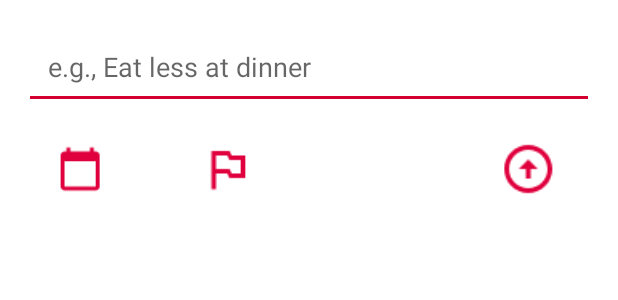
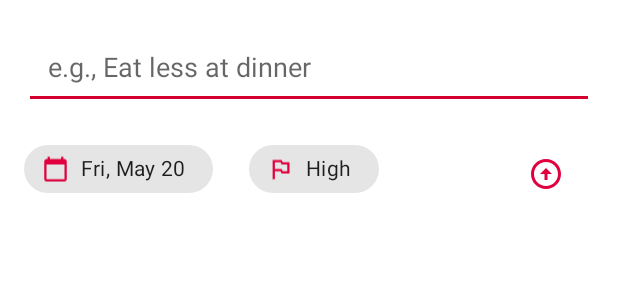
Before and after one commit to Rafae11o/Todoister, an Android app: the layout bottom_sheet.xml on its own in the app's theme, with its tools: preview values and no code run, on a phone screen of 412 x 824 dp. Shown: the top 300 px of the screen. Run offline under Robolectric (Android 15) with nearby library versions, the phone set to English and light mode, and no system bars.

Commit message:
Created bottom fragment window for creation and editing tasks

```diff
--- a/app/src/main/res/layout/bottom_sheet.xml
+++ b/app/src/main/res/layout/bottom_sheet.xml
@@ -1,6 +1,7 @@
 <?xml version="1.0" encoding="utf-8"?>
 <androidx.constraintlayout.widget.ConstraintLayout xmlns:android="http://schemas.android.com/apk/res/android"
     xmlns:app="http://schemas.android.com/apk/res-auto"
+    xmlns:tools="http://schemas.android.com/tools"
     android:id="@+id/bottomSheet"
     style="@style/Animation.Design.BottomSheetDialog"
     android:layout_width="match_parent"
@@ -10,10 +11,21 @@
     app:behavior_peekHeight="@dimen/dimen_32"
     app:layout_behavior="com.google.android.material.bottomsheet.BottomSheetBehavior">
 
+    <ScrollView
+        android:layout_width="match_parent"
+        android:layout_height="wrap_content"
+        tools:ignore="MissingConstraints">
+
+        <LinearLayout
+            android:layout_width="match_parent"
+            android:layout_height="wrap_content"
+            android:orientation="vertical"
+            tools:ignore="MissingConstraints">
+
 
             <EditText
                 android:id="@+id/enter_todo_et"
-        android:layout_width="0dp"
+                android:layout_width="match_parent"
                 android:layout_height="wrap_content"
                 android:layout_margin="@dimen/dimen_16"
                 android:hint="@string/enter_todo_hint"
@@ -23,112 +35,63 @@
                 app:layout_constraintStart_toStartOf="parent"
                 app:layout_constraintTop_toTopOf="parent" />
 
-    <ImageButton
+            <RelativeLayout
+                android:layout_width="match_parent"
+                android:layout_height="wrap_content">
+
+                <com.google.android.material.chip.Chip
+                    android:id="@+id/today_calendar_button"
+                    android:layout_width="wrap_content"
+                    android:layout_height="wrap_content"
+                    android:layout_marginStart="16dp"
+                    android:contentDescription="@string/image_description"
+                    android:layout_alignParentTop="true"
+                    android:layout_alignParentStart="true"
+                    android:textAllCaps="false"
+                    android:text="@string/fri_may_20"
+                    app:chipStartPadding="12dp"
+                    app:chipEndPadding="12dp"
+                    app:chipIcon="@drawable/ic_baseline_calendar_today_24"
+                    app:chipIconSize="18dp"
+                    app:layout_constraintStart_toStartOf="parent"
+                    />
+
+                <com.google.android.material.chip.Chip
                     android:id="@+id/priority_todo_button"
-        android:layout_width="74dp"
-        android:layout_height="48dp"
+                    android:layout_width="wrap_content"
+                    android:layout_height="wrap_content"
                     android:layout_marginStart="24dp"
-        android:layout_marginTop="16dp"
-        android:scaleX="1.5"
-        android:scaleY="1.5"
+                    android:layout_toEndOf="@+id/today_calendar_button"
                     android:background="@android:color/transparent"
-        app:layout_constraintStart_toEndOf="@+id/today_calendar_button"
-        app:layout_constraintTop_toBottomOf="@+id/enter_todo_et"
-        app:srcCompat="@drawable/ic_baseline_outlined_flag_24"
-        android:contentDescription="@string/image_description" />
+                    android:text="@string/high"
+                    android:layout_alignParentTop="true"
+                    app:chipStartPadding="12dp"
+                    app:chipEndPadding="12dp"
+                    app:chipIcon="@drawable/ic_baseline_outlined_flag_24"
+                    app:chipIconSize="18dp"
+                    android:contentDescription="@string/image_description"
+                    tools:ignore="RelativeOverlap" />
 
                 <ImageButton
                     android:id="@+id/save_todo_button"
-        android:layout_width="74dp"
-        android:layout_height="48dp"
-        android:layout_marginTop="16dp"
+                    android:layout_width="64dp"
+                    android:layout_height="46dp"
+                    android:layout_marginTop="4dp"
+                    android:layout_marginEnd="16dp"
                     android:background="@android:color/transparent"
-        android:scaleX="1.6"
-        android:scaleY="1.6"
-        android:contentDescription="TODO"
                     app:layout_constraintEnd_toEndOf="parent"
-        app:layout_constraintHorizontal_bias="0.843"
                     app:layout_constraintStart_toEndOf="@+id/priority_todo_button"
-        app:layout_constraintTop_toBottomOf="@+id/enter_todo_et"
-        app:srcCompat="@drawable/ic_baseline_arrow_circle_up_24" />
+                    app:srcCompat="@drawable/ic_baseline_arrow_circle_up_24"
+                    android:layout_alignParentTop="true"
+                    android:layout_alignParentEnd="true"/>
 
-    <ImageButton
-        android:id="@+id/today_calendar_button"
-        android:layout_width="74dp"
-        android:layout_height="48dp"
-        android:layout_marginStart="16dp"
-        android:contentDescription="@string/image_description"
-        android:layout_marginTop="16dp"
-        android:scaleX="1.3"
-        android:scaleY="1.3"
-        android:background="@android:color/transparent"
-        app:layout_constraintStart_toStartOf="parent"
-        app:layout_constraintTop_toBottomOf="@+id/enter_todo_et"
-        app:srcCompat="@drawable/ic_baseline_calendar_today_24" />
 
-    <com.google.android.material.chip.Chip
-        android:id="@+id/tomorrow_chip"
-        android:layout_width="269dp"
-        android:layout_height="41dp"
-        android:text="@string/tomorrow"
-        app:chipIcon="@drawable/ic_baseline_wb_sunny_24"
-        app:layout_constraintEnd_toEndOf="@+id/next_week_chip"
-        app:layout_constraintHorizontal_bias="1.0"
-        app:layout_constraintStart_toStartOf="@+id/next_week_chip"
-        app:layout_constraintTop_toBottomOf="@+id/today_chip" />
-
-    <com.google.android.material.chip.Chip
-        android:id="@+id/next_week_chip"
-        android:layout_width="272dp"
-        android:layout_height="41dp"
-        android:background="@android:color/transparent"
-        android:text="@string/next_week"
-        app:chipIcon="@drawable/ic_baseline_next_week_24"
-        app:layout_constraintEnd_toEndOf="parent"
-        app:layout_constraintStart_toStartOf="parent"
-        app:layout_constraintTop_toBottomOf="@+id/tomorrow_chip" />
-
-    <com.google.android.material.chip.Chip
-        android:id="@+id/today_chip"
-        android:layout_width="267dp"
-        android:layout_height="41dp"
-        android:layout_marginTop="2dp"
-        android:text="@string/today"
-        app:chipIcon="@drawable/ic_baseline_today_24"
-        app:layout_constraintEnd_toEndOf="@+id/tomorrow_chip"
-        app:layout_constraintStart_toStartOf="@+id/tomorrow_chip"
-        app:layout_constraintTop_toBottomOf="@+id/textView" />
-
-    <TextView
-        android:id="@+id/textView"
-        android:layout_width="244dp"
-        android:layout_height="33dp"
-        android:layout_marginTop="48dp"
-        android:gravity="center_horizontal"
-        android:text="@string/due_date_text"
-        android:textSize="18sp"
-        android:textStyle="bold"
-        app:layout_constraintEnd_toEndOf="parent"
-        app:layout_constraintHorizontal_bias="0.497"
-        app:layout_constraintStart_toStartOf="parent"
-        app:layout_constraintTop_toBottomOf="@+id/priority_todo_button" />
-
-    <CalendarView
-        android:id="@+id/calendar_view"
-        android:layout_width="318dp"
-        android:layout_height="296dp"
-        app:layout_constraintBottom_toBottomOf="parent"
-        app:layout_constraintEnd_toEndOf="parent"
-        app:layout_constraintHorizontal_bias="0.494"
-        app:layout_constraintStart_toStartOf="parent"
-        app:layout_constraintTop_toBottomOf="@+id/next_week_chip"
-        app:layout_constraintVertical_bias="0.16000003" />
+            </RelativeLayout>
 
             <RadioGroup
                 android:id="@+id/radioGroup_priority"
-        android:layout_width="0dp"
-        android:layout_height="51dp"
-        android:layout_marginTop="8dp"
+                android:layout_width="match_parent"
+                android:layout_height="55dp"
                 android:orientation="horizontal"
                 android:padding="@dimen/dimen_10"
                 android:visibility="gone"
@@ -161,14 +124,82 @@
                     android:text="@string/radio_low" />
             </RadioGroup>
 
-    <androidx.constraintlayout.widget.Group
-        android:id="@+id/calendar_group"
-        android:layout_width="280dp"
-        android:layout_height="0dp"
+            <LinearLayout
+                android:layout_width="match_parent"
+                android:layout_height="wrap_content"
+                android:gravity="center"
+                android:orientation="vertical"
                 android:visibility="gone"
-        app:constraint_referenced_ids="calendar_view,next_week_chip,tomorrow_chip,today_chip,textView"
+                android:id="@+id/calendar_group">
+
+                <TextView
+                    android:id="@+id/textView"
+                    android:layout_width="wrap_content"
+                    android:layout_height="wrap_content"
+                    android:gravity="center_horizontal"
+                    android:text="@string/due_date_text"
+                    android:textSize="18sp"
+                    android:textStyle="bold"
                     app:layout_constraintEnd_toEndOf="parent"
-        app:layout_constraintStart_toStartOf="parent" />
+                    app:layout_constraintHorizontal_bias="0.497"
+                    app:layout_constraintStart_toStartOf="parent"
+                    app:layout_constraintTop_toBottomOf="@+id/priority_todo_button"
+                    tools:ignore="NotSibling" />
+
+                <com.google.android.material.chip.Chip
+                    android:id="@+id/today_chip"
+                    android:layout_width="270dp"
+                    android:layout_height="wrap_content"
+                    android:layout_marginTop="2dp"
+                    android:text="@string/today"
+                    app:chipEndPadding="12dp"
+                    app:chipIcon="@drawable/ic_baseline_today_24"
+                    app:chipIconSize="18dp"
+                    app:chipStartPadding="12dp"
+                    app:layout_constraintEnd_toEndOf="@+id/tomorrow_chip"
+                    app:layout_constraintStart_toStartOf="@+id/tomorrow_chip"
+                    app:layout_constraintTop_toBottomOf="@+id/textView" />
+
+                <com.google.android.material.chip.Chip
+                    android:id="@+id/tomorrow_chip"
+                    android:layout_width="270dp"
+                    android:layout_height="wrap_content"
+                    android:text="@string/tomorrow"
+                    app:chipEndPadding="12dp"
+                    app:chipIcon="@drawable/ic_baseline_wb_sunny_24"
+                    app:chipIconSize="18dp"
+                    app:chipStartPadding="12dp"
+                    app:layout_constraintEnd_toEndOf="@+id/next_week_chip"
+                    app:layout_constraintHorizontal_bias="1.0"
+                    app:layout_constraintStart_toStartOf="@+id/next_week_chip"
+                    app:layout_constraintTop_toBottomOf="@+id/today_chip" />
+
+                <com.google.android.material.chip.Chip
+                    android:id="@+id/next_week_chip"
+                    android:layout_width="270dp"
+                    android:layout_height="wrap_content"
+                    android:background="@android:color/transparent"
+                    android:text="@string/next_week"
+                    app:chipEndPadding="12dp"
+                    app:chipIcon="@drawable/ic_baseline_next_week_24"
+                    app:chipIconSize="18dp"
+                    app:chipStartPadding="12dp"
+                    app:layout_constraintEnd_toEndOf="parent"
+                    app:layout_constraintStart_toStartOf="parent"
+                    app:layout_constraintTop_toBottomOf="@+id/tomorrow_chip" />
+
+                <CalendarView
+                    android:id="@+id/calendar_view"
+                    android:layout_width="wrap_content"
+                    android:layout_height="wrap_content"
+                    app:layout_constraintTop_toBottomOf="@+id/next_week_chip" />
+
+
+            </LinearLayout>
+
+        </LinearLayout>
+
+    </ScrollView>
 
 
 </androidx.constraintlayout.widget.ConstraintLayout>
```
Also changed, not shown: app/src/main/java/com/rafael/todoister/BottomSheetFragment.java (added, +230 -0 lines). Lines whose indentation alone changed are shown as unchanged.
